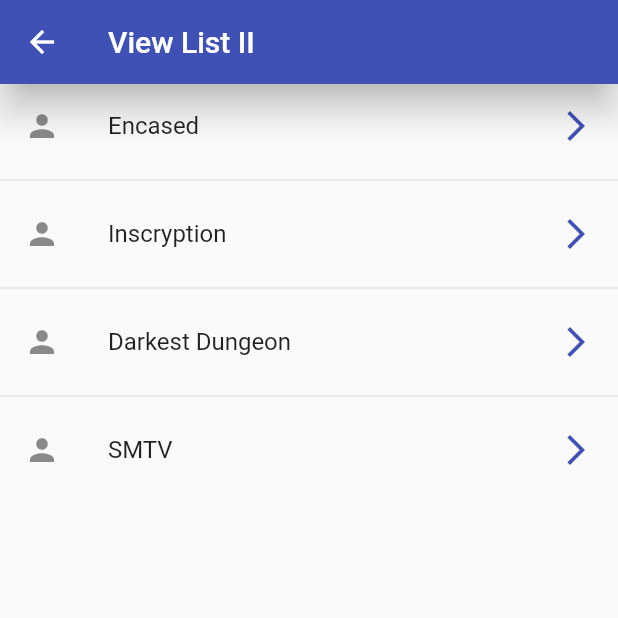
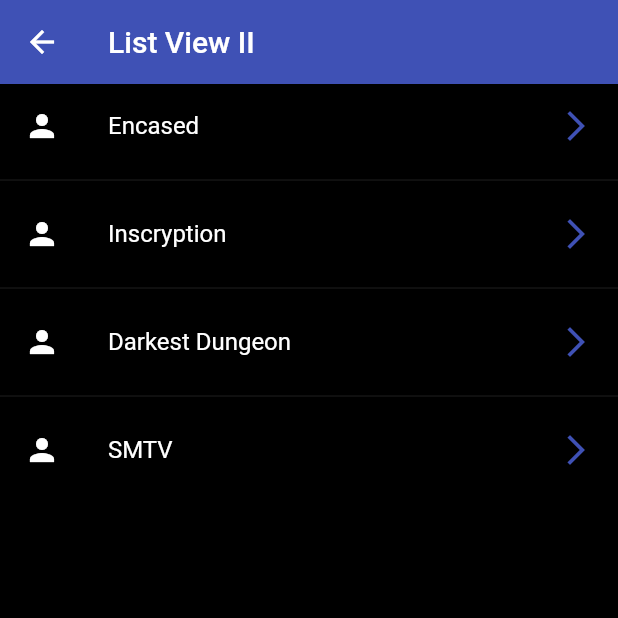
Before and after one commit to JoelGRod/flutter-components-app, a Flutter app: the ListView2Screen screen opened by its route, on a phone screen of 412 x 824 dp, the top half of it. Run offline on Flutter 3.47's test engine with Material 2 defaults, Android fonts, the phone set to English and light mode, and no system bars.

Commit message:
theme and cards

```diff
--- a/lib/components/screens/home_screen.dart
+++ b/lib/components/screens/home_screen.dart
@@ -15,7 +15,7 @@ class HomeScreen extends StatelessWidget {
     return Scaffold(
       appBar: AppBar(
         title: const Text('Components App'),
-        elevation: 0,
+        // elevation: 0,
       ),
       body: ListView.separated(
         itemBuilder: (context, index) => ListTile(
--- a/lib/components/screens/list_view_1_screen.dart
+++ b/lib/components/screens/list_view_1_screen.dart
@@ -14,8 +14,8 @@ class ListView1Screen extends StatelessWidget {
   Widget build(BuildContext context) {
     return Scaffold(
       appBar: AppBar(
-        title: const Text("View List I"),
-        elevation: 10,
+        title: const Text("List View I"),
+        // elevation: 10,
       ),
       body: ListView(
         children: [
--- a/lib/components/screens/list_view_2_screen.dart
+++ b/lib/components/screens/list_view_2_screen.dart
@@ -14,9 +14,9 @@ class ListView2Screen extends StatelessWidget {
   Widget build(BuildContext context) {
     return Scaffold(
       appBar: AppBar(
-        title: const Text("View List II"),
-        elevation: 10,
-        backgroundColor: Colors.indigo,
+        title: const Text("List View II"),
+        // elevation: 10,
+        // backgroundColor: Colors.indigo,
       ),
       body: ListView.separated(
         itemCount: games.length,
--- a/lib/router/app_routes.dart
+++ b/lib/router/app_routes.dart
@@ -33,8 +33,8 @@ class AppRoutes {
       icon: Icons.add_alert_outlined
       ),
     MenuOption(
-      name: 'Card',
-      routeName: 'card',
+      name: 'Cards',
+      routeName: 'cards',
       screen: const CardScreen(),
       icon: Icons.card_giftcard
       ),
--- /dev/null
+++ b/lib/shared/themes/main_theme.dart
@@ -0,0 +1,30 @@
+import 'package:flutter/material.dart';
+
+class MainTheme {
+  static const Color primaryColor = Colors.indigo;
+
+  static final ThemeData lightTheme = ThemeData.light()
+      .copyWith(
+        // Primary Color
+        primaryColor: primaryColor,
+        // AppBar Theme
+        appBarTheme: const AppBarTheme(
+          color: primaryColor,
+          elevation: 5,
+        )
+      );
+
+  static final ThemeData darkTheme = ThemeData.dark()
+      .copyWith(
+        // Primary Color
+        primaryColor: primaryColor,
+        // AppBar Theme
+        appBarTheme: const AppBarTheme(
+          color: primaryColor,
+          elevation: 5,
+        ),
+        // Scaffold
+        scaffoldBackgroundColor: Colors.black
+      );
+
+}
--- /dev/null
+++ b/lib/shared/themes/themes.dart
@@ -0,0 +1 @@
+export 'package:components_app/shared/themes/main_theme.dart';
```
Also changed, not shown: lib/components/screens/card_screen.dart (+21 -3 lines), lib/main.dart (+8 -0 lines).
